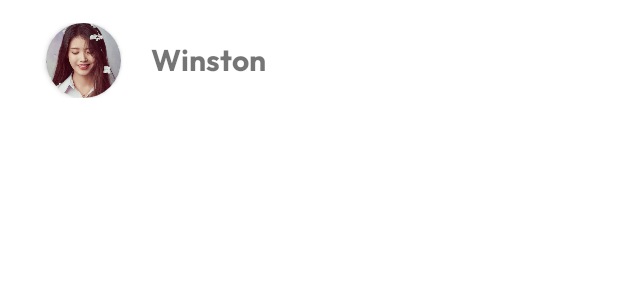
After one commit to karacelly/subscriptly, an Android app: the layout friend_item.xml on its own in the app's theme, with its tools: preview values and no code run, on a phone screen of 412 x 824 dp. The commit adds this screen. Shown: the top 300 px of the screen. Run offline under Robolectric (Android 15) with nearby library versions, the phone set to English and light mode, and no system bars.

```diff
--- a/app/src/main/res/layout/fragment_friends.xml
+++ b/app/src/main/res/layout/fragment_friends.xml
@@ -54,6 +54,12 @@
                 android:layout_marginVertical="15dp"
                 android:background="@drawable/border_bg_white" />
 
+            <androidx.recyclerview.widget.RecyclerView
+                android:id="@+id/recycler_friends"
+                android:layout_width="match_parent"
+                android:layout_height="match_parent">
+
+            </androidx.recyclerview.widget.RecyclerView>
             <com.google.android.flexbox.FlexboxLayout
                 android:layout_width="match_parent"
                 android:layout_height="wrap_content"
--- /dev/null
+++ b/app/src/main/res/layout/friend_item.xml
@@ -0,0 +1,36 @@
+<?xml version="1.0" encoding="utf-8"?>
+<LinearLayout
+    xmlns:android="http://schemas.android.com/apk/res/android"
+    xmlns:app="http://schemas.android.com/apk/res-auto"
+    android:layoutDirection="ltr"
+    android:layout_width="match_parent"
+    android:layout_height="wrap_content"
+    android:layout_margin="15dp"
+    android:gravity="center"
+    >
+
+    <androidx.cardview.widget.CardView
+        android:layout_width="50dp"
+        android:layout_height="50dp"
+        android:layout_marginLeft="15dp"
+        app:cardCornerRadius="100dp">
+
+        <ImageView
+            android:id="@+id/image_friend"
+            android:layout_width="50dp"
+            android:layout_height="50dp"
+            android:scaleType="centerCrop"
+            android:src="@drawable/iu_profile"/>
+    </androidx.cardview.widget.CardView>
+
+    <TextView
+        android:id="@+id/text_friend_name"
+        android:layout_width="wrap_content"
+        android:layout_height="wrap_content"
+        android:layout_weight=".15"
+        android:textSize="20sp"
+        android:fontFamily="@font/outfit_bold"
+        android:layout_marginLeft="20dp"
+        android:text="Winston"/>
+
+</LinearLayout>
```
Also changed, not shown: app/src/main/java/edu/bluejack21_2/subscriptly/adapter/FriendRecyclerAdapter.java (added, +121 -0 lines), app/src/main/java/edu/bluejack21_2/subscriptly/ui/friends/FriendsFragment.java (+40 -11 lines).
